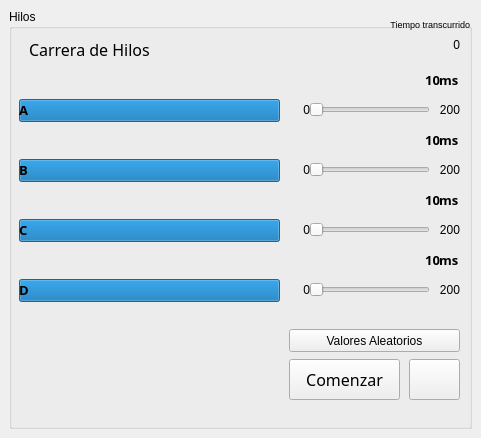
Before: the Qt Designer form mainwindow.ui in desarroyo/qt-hilos, drawn with Qt 5.
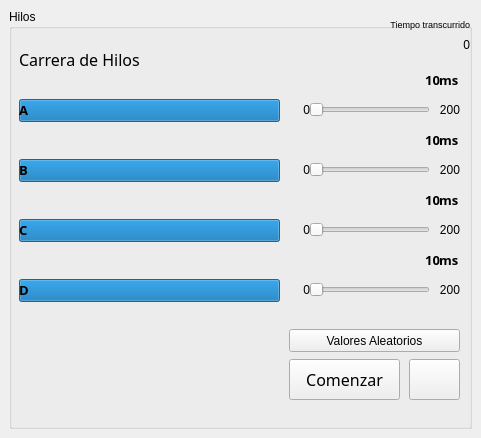
After: the same form once the commit is applied. Icons and pictures are not drawn.

What changed in the file:
```diff
--- a/mainwindow.ui
+++ b/mainwindow.ui
@@ -46,7 +46,7 @@
       <widget class="QLabel" name="lblCount">
        <property name="geometry">
         <rect>
-         <x>400</x>
+         <x>410</x>
          <y>20</y>
          <width>51</width>
          <height>31</height>
@@ -1024,8 +1024,8 @@
       <widget class="QLabel" name="label">
        <property name="geometry">
         <rect>
-         <x>20</x>
-         <y>30</y>
+         <x>10</x>
+         <y>40</y>
          <width>261</width>
          <height>21</height>
         </rect>
```
